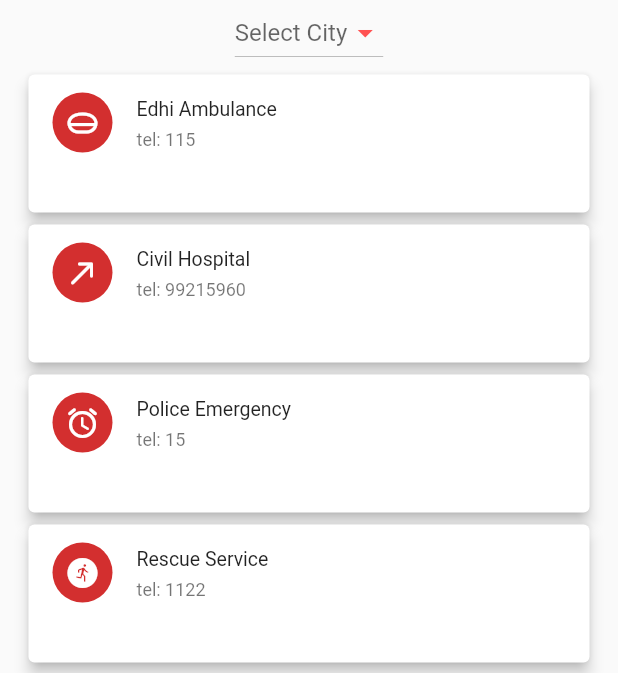
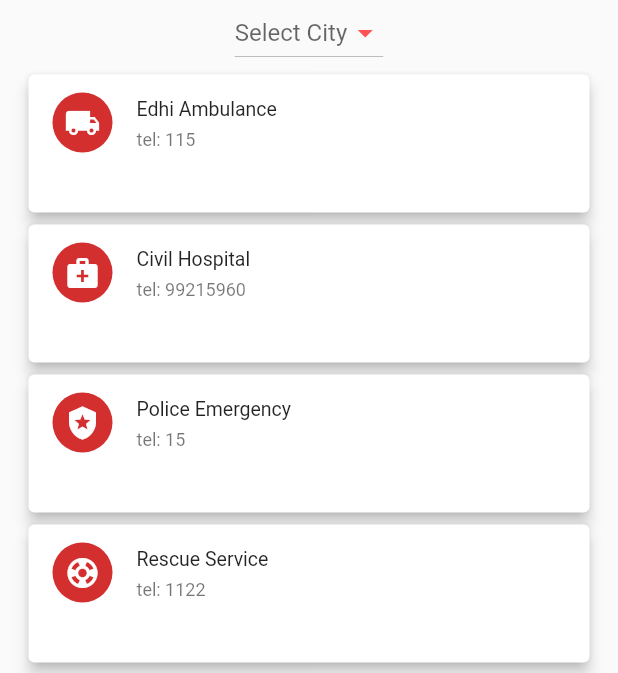
Before and after one commit to MaisamRizvi/EmergencyApp, a Flutter app: the screen it shows after launch, on a phone screen of 412 x 824 dp. Shown: the part 182-855 px from the top of the screen. Run offline on Flutter 3.47's test engine with Material 2 defaults, Android fonts, the phone set to English and light mode, and no system bars; missing offline and left inert: flutter_phone_direct_caller.

Commit message:
Fixed Icons and App name

```diff
--- a/lib/Components/emergency_contacts_data.dart
+++ b/lib/Components/emergency_contacts_data.dart
@@ -25,10 +25,10 @@ class _ContactsDataState extends State<ContactsData> {
   ];
 
   static List<dynamic> icons = [
-    Icons.home_mini_rounded,
-    Icons.call_made_rounded,
-    Icons.alarm_rounded,
-    Icons.run_circle_rounded,
+    Icons.local_shipping,
+    Icons.medical_services,
+    Icons.local_police,
+    Icons.support,
   ];
   static List<String> emergencyContactsNo = [
     "tel: 115",
--- a/lib/FruitDataModel.dart
+++ /dev/null
@@ -1,8 +0,0 @@
-// ignore_for_file: file_names
-
-class FruitDataModel {
-  // ignore: non_constant_identifier_names
-  final String name, ImageUrl, desc;
-
-  FruitDataModel(this.name, this.ImageUrl, this.desc);
-}
```
